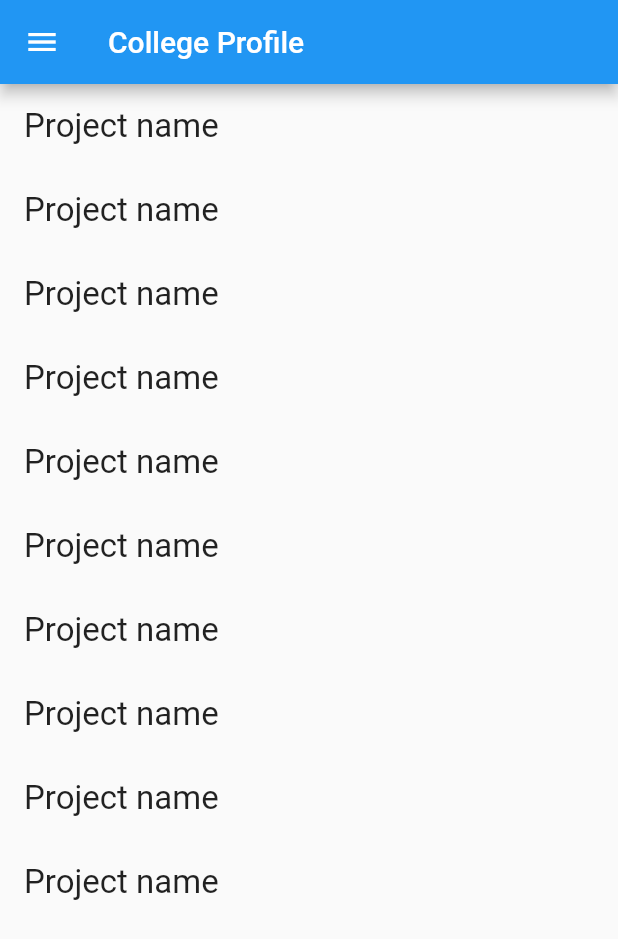
After one commit to Kunalkadam179/sahaj_hackathon, a Flutter app: the CollegeProfile screen opened by its route, on a phone screen of 412 x 824 dp. The commit adds this screen. Shown: the top 939 px of the screen. Run offline on Flutter 3.47's test engine with Material 2 defaults, Android fonts, the phone set to English and light mode, and no system bars; our stand-ins replace flutter_rating_bar, google_fonts, simple_animations.

Commit message:
problems in animation.dart and collegeDashboard.dart modals and profiles are added

```diff
--- /dev/null
+++ b/lib/modals/college.dart
@@ -0,0 +1,15 @@
+import 'package:sahaj_hackathon/modals/project.dart';
+import 'package:sahaj_hackathon/modals/student.dart';
+
+import 'company.dart';
+
+class College{
+  String name;
+  String location;
+  List<Student>students;
+  List<Project>projects;
+  List<Company>companies;
+
+  College(
+      this.name, this.location, this.students, this.projects, this.companies);
+}
--- /dev/null
+++ b/lib/modals/company.dart
@@ -0,0 +1,11 @@
+import 'package:sahaj_hackathon/modals/college.dart';
+import 'package:sahaj_hackathon/modals/project.dart';
+
+class Company{
+  String name;
+  String id;
+  String description;
+  Map<College,Project> work;
+
+  Company({required this.name, required this.id, required this.description, required this.work});
+}
--- /dev/null
+++ b/lib/modals/project.dart
@@ -0,0 +1,25 @@
+import 'package:sahaj_hackathon/modals/student.dart';
+
+class Project{
+  String statement;
+  List<String> techStack;
+  List<Student> team;
+  String clgId;
+  String company;
+  String github;
+  String host;
+  int rating;
+  int status;
+
+  Project({
+      required this.statement,
+      required this.techStack,
+      required this.team,
+      required this.clgId,
+      required this.company,
+      required this.github,
+      required this.host,
+      required this.rating,
+      required this.status}); //1->available 2->ongoing 3->completed
+
+}
--- /dev/null
+++ b/lib/modals/student.dart
@@ -0,0 +1,13 @@
+import 'package:sahaj_hackathon/modals/project.dart';
+
+class Student{
+  String name;
+  String id;
+  Map<String,int>skills;
+  String socialId;
+  List<Project>projects;
+  bool status;
+
+  Student({required this.name, required this.id, required this.skills, required this.socialId, required this.projects,
+      required this.status});
+}
--- /dev/null
+++ b/lib/profiles/collegeProfile.dart
@@ -0,0 +1,86 @@
+import 'package:flutter/cupertino.dart';
+import 'package:flutter/material.dart';
+
+class CollegeProfile extends StatefulWidget {
+  const CollegeProfile({Key? key}) : super(key: key);
+
+  static String id='college_profile';
+  @override
+  State<CollegeProfile> createState() => _CollegeProfileState();
+}
+
+
+class _CollegeProfileState extends State<CollegeProfile> {
+
+  int listType=0;
+
+  Future<void>_func()async{
+    listType=0;
+  }
+
+  @override
+  Widget build(BuildContext context) {
+    return  Scaffold(
+      appBar: AppBar(title: Text("College Profile")),
+      body:RefreshIndicator(
+          onRefresh: _func,
+          child: ListView.builder(
+            itemBuilder: (BuildContext context,int index){
+              return ListTile(
+                  title:Text(
+                      'Project name',
+                      style: TextStyle(
+                        fontSize: 22.0,
+                      )
+                  )
+              );
+            },
+            itemCount: 10,
+
+          )
+      ),
+      drawer: Drawer(
+        child: ListView(
+          // Important: Remove any padding from the ListView.
+          padding: EdgeInsets.zero,
+          children: [
+            const DrawerHeader(
+              decoration: BoxDecoration(
+                color: Colors.blue,
+              ),
+              child: Text('College Name'),
+            ),
+            ListTile(
+              title: const Text('location'),
+              onTap: () {
+                Navigator.pop(context);
+              },
+            ),
+            ListTile(
+              title: const Text('Student List'),
+              onTap: () {
+                listType=1;
+                Navigator.pop(context);
+              },
+            ),
+            ListTile(
+              title: const Text('College List'),
+              onTap: () {
+                listType=2;
+                Navigator.pop(context);
+              },
+            ),
+            ListTile(
+              title: const Text('Project List'),
+              onTap: () {
+                listType=3;
+                Navigator.pop(context);
+              },
+            ),
+          ],
+        ),
+      ),
+
+    );
+  }
+}
--- a/pubspec.yaml
+++ b/pubspec.yaml
@@ -46,6 +46,10 @@ dependencies:
   timeago: 3.1.0
   url_launcher: 6.0.15
   youtube_plyr_iframe: 2.0.7
+  decorative_app_bar: ^0.0.2
+  simple_animations: ^1.3.3
+  animations: ^2.0.2
+
 
 dev_dependencies:
   flutter_test:
```
Also changed, not shown: lib/dashboards/collegeDashboard.dart (added, +140 -0 lines), lib/main.dart (+10 -99 lines), lib/modals/animation.dart (added, +34 -0 lines), lib/profiles/companyProfile.dart (added, +15 -0 lines), lib/profiles/student_profile.dart (+7 -7 lines), pubspec.lock, 3 other files.
